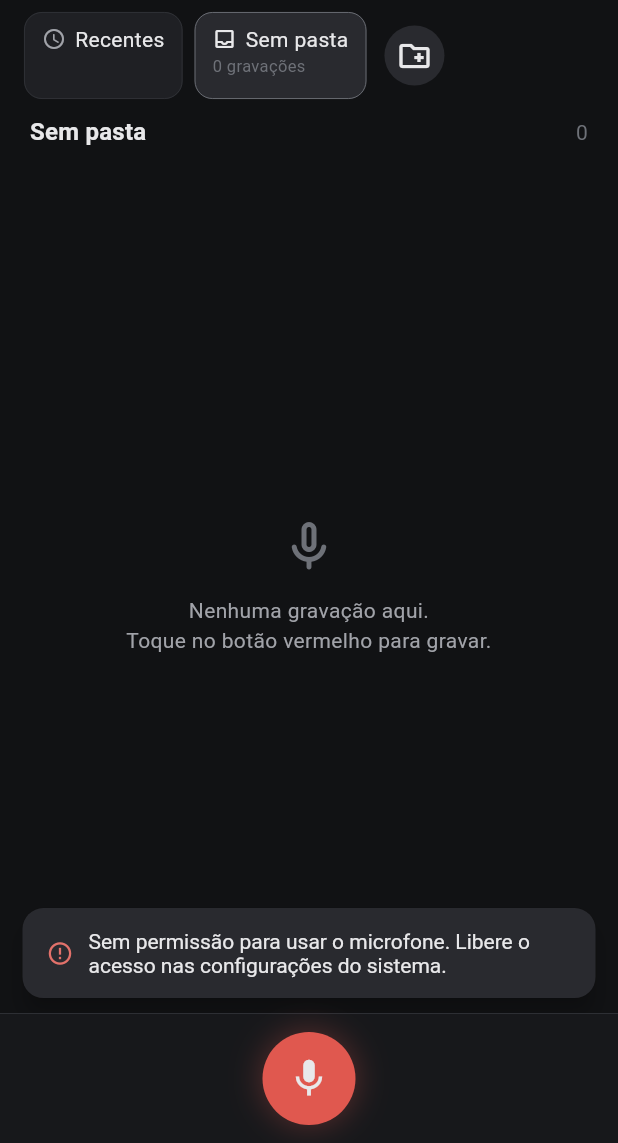
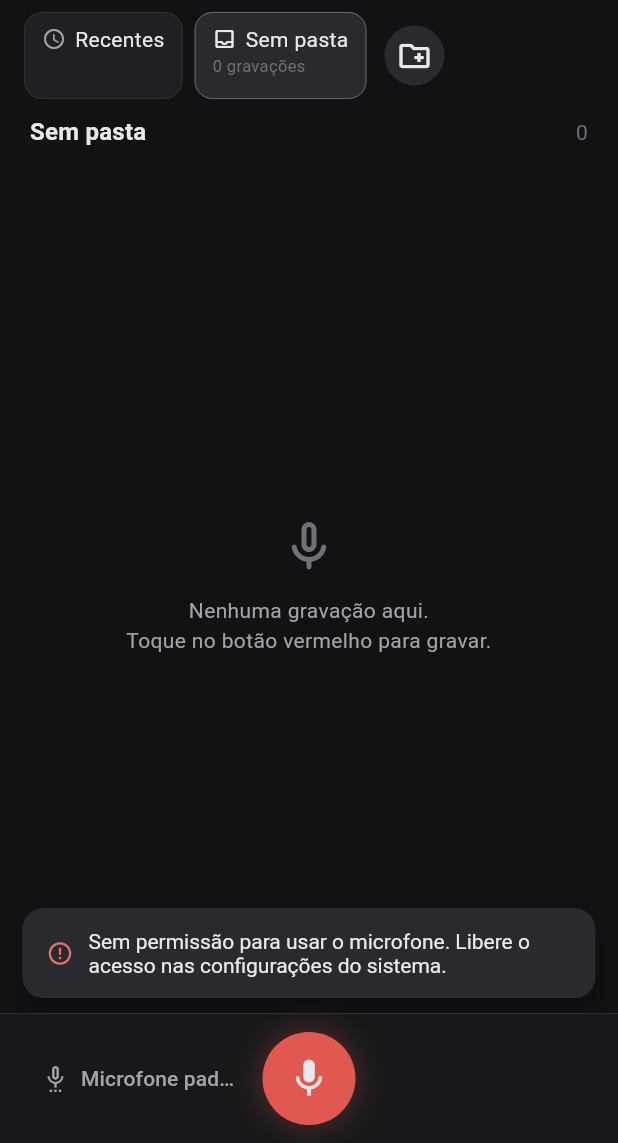
Before and after one commit to machntoshh/Voicelog, a Flutter app: the screen it shows after launch, after a tap on "Sem pasta", after a tap on the "mic" icon, on a phone screen of 412 x 824 dp, the part 93-1236 px from its top. Run offline on Flutter 3.47's test engine with Material 3 defaults, Android fonts, the phone set to English and light mode, and no system bars; our stand-ins replace audioplayers, share_plus; missing offline and left inert: audio_decoder, record, sherpa_onnx.

Commit message:
Windows grava do microfone padrão; seletor de microfone e aviso de silêncio (1.0.2)

```diff
--- a/lib/data/library_store.dart
+++ b/lib/data/library_store.dart
@@ -22,16 +22,28 @@ class SearchHit {
   final Duration? at;
 }
 
-class TranscriptionSettings {
+class AppSettings {
   /// Installed Whisper model id; null while transcription is off.
   String? modelId;
   bool autoTranscribe = false;
 
-  Map<String, Object?> toJson() => {'modelId': modelId, 'autoTranscribe': autoTranscribe};
+  /// Microphone chosen by the user; null means the system default.
+  /// The label is kept to name the device when it is unplugged.
+  String? inputDeviceId;
+  String? inputDeviceLabel;
+
+  Map<String, Object?> toJson() => {
+        'modelId': modelId,
+        'autoTranscribe': autoTranscribe,
+        'inputDeviceId': inputDeviceId,
+        'inputDeviceLabel': inputDeviceLabel,
+      };
 
   void readJson(Map<String, Object?>? j) {
     modelId = j?['modelId'] as String?;
     autoTranscribe = j?['autoTranscribe'] as bool? ?? false;
+    inputDeviceId = j?['inputDeviceId'] as String?;
+    inputDeviceLabel = j?['inputDeviceLabel'] as String?;
   }
 }
 
@@ -46,7 +58,7 @@ class LibraryStore extends ChangeNotifier {
   final Directory root;
   final List<Folder> folders = [];
   final List<Recording> recordings = [];
-  final transcription = TranscriptionSettings();
+  final settings = AppSettings();
 
   /// Recordings rescued by the last [load]; the UI reports it once.
   int recoveredOnLoad = 0;
@@ -80,7 +92,7 @@ class LibraryStore extends ChangeNotifier {
       if (data == null) continue;
       folders.addAll([for (final j in data['folders'] as List) Folder.fromJson(j as Map<String, Object?>)]);
       recordings.addAll([for (final j in data['recordings'] as List) Recording.fromJson(j as Map<String, Object?>)]);
-      transcription.readJson(data['settings'] as Map<String, Object?>?);
+      settings.readJson(data['settings'] as Map<String, Object?>?);
       break;
     }
 
@@ -175,7 +187,7 @@ class LibraryStore extends ChangeNotifier {
       'version': 1,
       'folders': [for (final f in folders) f.toJson()],
       'recordings': [for (final r in recordings) r.toJson()],
-      'settings': transcription.toJson(),
+      'settings': settings.toJson(),
     });
     final write = _pending.then((_) => _writeAtomically(data));
     _pending = write.catchError((Object _) {});
@@ -262,7 +274,15 @@ class LibraryStore extends ChangeNotifier {
 
   // ---------------------------------------------------------------- transcription
 
-  Future<void> saveTranscriptionSettings() => _persist();
+  Future<void> saveSettings() => _persist();
+
+  /// Remembers the microphone to record from; null id means system default.
+  Future<void> setInputDevice({String? id, String? label}) {
+    settings
+      ..inputDeviceId = id
+      ..inputDeviceLabel = id == null ? null : label;
+    return _persist();
+  }
 
   Future<void> setTranscriptStatus(Recording r, TranscriptStatus status, {String? error}) {
     r
--- a/lib/services/recorder_controller.dart
+++ b/lib/services/recorder_controller.dart
@@ -21,6 +21,11 @@ class RecordingResult {
 }
 
 const _minFreeBytes = 50 * 1024 * 1024;
+
+// Below -90 dBFS is digital silence; even a quiet room measures around -60.
+const _silenceDb = -90.0;
+// Amplitude arrives every 100 ms, so 30 samples is 3 seconds.
+const _silenceSamples = 30;
 const _waveformBars = 72;
 
 /// Records AAC/ADTS audio straight to disk. The app-wide instance outlives
@@ -54,6 +59,31 @@ class RecorderController extends ChangeNotifier {
   Duration get elapsed => _clock.elapsed;
   bool get isActive => phase != RecorderPhase.idle;
 
+  /// True while the microphone delivers digital silence, the signature of a
+  /// muted, disconnected or virtual device (not of a quiet room, which still
+  /// has some noise).
+  bool noSignal = false;
+  int _silentSamples = 0;
+
+  /// Microphones the user can pick from.
+  Future<List<InputDevice>> inputDevices() => _rec.listInputDevices();
+
+  /// The user's chosen microphone if it is connected, else the system
+  /// default recording device. Also returns a warning when the chosen one
+  /// is missing.
+  Future<(InputDevice?, String?)> _inputDevice() async {
+    final settings = store.settings;
+    String? warning;
+    if (settings.inputDeviceId case final id?) {
+      final match = (await inputDevices()).where((d) => d.id == id).firstOrNull;
+      if (match != null) return (match, null);
+      warning = 'O microfone "${settings.inputDeviceLabel ?? id}" não está conectado. '
+          'Gravando com o microfone padrão.';
+    }
+    final defaultId = await bridge.defaultInputDeviceId().catchError((Object _) => null);
+    return (defaultId == null ? null : InputDevice(id: defaultId, label: ''), warning);
+  }
+
   /// Starts recording. Returns a user-facing error message, or null.
   Future<String?> start() async {
     if (phase != RecorderPhase.idle) return null;
@@ -75,19 +105,24 @@ class RecorderController extends ChangeNotifier {
       _file = await store.audioFile(r).open(mode: FileMode.write);
       levels.clear();
       _peaks.clear();
+      noSignal = false;
+      _silentSamples = 0;
 
-      String? warning;
+      final warnings = <String>[];
       try {
         await bridge.startService();
       } on Object {
-        warning = 'Não foi possível manter a gravação em segundo plano. Mantenha o app aberto.';
+        warnings.add('Não foi possível manter a gravação em segundo plano. Mantenha o app aberto.');
       }
 
-      final stream = await _rec.startStream(const RecordConfig(
+      final (device, deviceWarning) = await _inputDevice();
+      if (deviceWarning != null) warnings.add(deviceWarning);
+      final stream = await _rec.startStream(RecordConfig(
         encoder: AudioEncoder.aacLc,
         sampleRate: 44100,
         numChannels: 1,
         bitRate: 64000,
+        device: device,
         audioInterruption: AudioInterruptionMode.pause,
       ));
       _streamDone = Completer();
@@ -100,7 +135,7 @@ class RecorderController extends ChangeNotifier {
         ..start();
       _ticker = Timer.periodic(const Duration(milliseconds: 250), (_) => notifyListeners());
       _setPhase(RecorderPhase.recording);
-      return warning;
+      return warnings.isEmpty ? null : warnings.join(' ');
     } on Object catch (e) {
       await _abortStart();
       return 'Não foi possível iniciar a gravação: $e';
@@ -126,6 +161,8 @@ class RecorderController extends ChangeNotifier {
 
   void _onAmplitude(Amplitude a) {
     if (phase != RecorderPhase.recording) return;
+    _silentSamples = a.current < _silenceDb ? _silentSamples + 1 : 0;
+    noSignal = _silentSamples >= _silenceSamples;
     final level = ((a.current + 50) / 50).clamp(0.0, 1.0);
     levels.add(level);
     if (levels.length > 120) levels.removeAt(0);
--- a/lib/ui/recorder_bar.dart
+++ b/lib/ui/recorder_bar.dart
@@ -4,6 +4,7 @@ import '../format.dart';
 import '../services/recorder_controller.dart';
 import 'app_scope.dart';
 import 'dialogs.dart';
+import 'mic_picker.dart';
 import 'theme.dart';
 import 'waveform.dart';
 
@@ -14,9 +15,11 @@ class RecorderBar extends StatelessWidget {
 
   @override
   Widget build(BuildContext context) {
-    final rec = AppScope.of(context).recorder;
+    final scope = AppScope.of(context);
+    final rec = scope.recorder;
     return ListenableBuilder(
-      listenable: rec,
+      // The store too, so the microphone label follows the user's choice.
+      listenable: Listenable.merge([rec, scope.store]),
       builder: (context, _) {
         final active = rec.phase == RecorderPhase.recording ||
             rec.phase == RecorderPhase.paused ||
@@ -53,8 +56,30 @@ class _IdleButton extends StatelessWidget {
   @override
   Widget build(BuildContext context) {
     final starting = rec.phase == RecorderPhase.starting;
+    final micLabel = AppScope.of(context).store.settings.inputDeviceLabel ?? 'Microfone padrão';
+    return Row(
+      key: const ValueKey('idle'),
+      children: [
+        Expanded(
+          child: Align(
+            alignment: Alignment.centerLeft,
+            heightFactor: 1,
+            child: TextButton.icon(
+              onPressed: starting ? null : () => showMicPicker(context),
+              icon: const Icon(Icons.settings_voice_outlined, size: 18),
+              label: Text(micLabel, maxLines: 1, overflow: TextOverflow.ellipsis),
+              style: TextButton.styleFrom(foregroundColor: VL.textDim),
+            ),
+          ),
+        ),
+        _recordButton(context, starting),
+        const Expanded(child: SizedBox()),
+      ],
+    );
+  }
+
+  Widget _recordButton(BuildContext context, bool starting) {
     return Center(
-      key: const ValueKey('idle'),
       heightFactor: 1,
       child: Semantics(
         button: true,
@@ -95,6 +120,12 @@ class _ActiveControls extends StatelessWidget {
   Widget build(BuildContext context) {
     final paused = rec.phase == RecorderPhase.paused;
     final stopping = rec.phase == RecorderPhase.stopping;
+    final silent = rec.noSignal && !paused;
+    final (status, statusColor) = paused
+        ? ('PAUSADO', VL.warning)
+        : silent
+            ? ('SEM SOM', VL.warning)
+            : ('GRAVANDO', VL.red);
     return SizedBox(
       key: const ValueKey('active'),
       height: 62,
@@ -105,9 +136,8 @@ class _ActiveControls extends StatelessWidget {
           mainAxisAlignment: MainAxisAlignment.center,
           crossAxisAlignment: CrossAxisAlignment.start,
           children: [
-            Text(paused ? 'PAUSADO' : 'GRAVANDO',
-                style: TextStyle(
-                    fontSize: 11, letterSpacing: 1.4, color: paused ? VL.warning : VL.red, fontWeight: FontWeight.w600)),
+            Text(status,
+                style: TextStyle(fontSize: 11, letterSpacing: 1.4, color: statusColor, fontWeight: FontWeight.w600)),
             Text(formatDuration(rec.elapsed),
                 style: const TextStyle(fontSize: 22, fontWeight: FontWeight.w500, fontFeatures: VL.tabular)),
           ],
@@ -116,7 +146,17 @@ class _ActiveControls extends StatelessWidget {
         Expanded(
           child: SizedBox(
             height: 40,
-            child: CustomPaint(
+            child: silent
+                ? const Align(
+                    alignment: Alignment.centerLeft,
+                    child: Text(
+                      'O microfone não está captando som. Confira o microfone escolhido.',
+                      maxLines: 2,
+                      overflow: TextOverflow.ellipsis,
+                      style: TextStyle(color: VL.warning, fontSize: 12.5, height: 1.25),
+                    ),
+                  )
+                : CustomPaint(
                     painter: WaveformPainter(
                       levels: rec.levels,
                       alignRight: true,
--- a/lib/ui/transcription_settings.dart
+++ b/lib/ui/transcription_settings.dart
@@ -89,7 +89,7 @@ class _TranscriptionSettingsState extends State<_TranscriptionSettings> {
       listenable: Listenable.merge([_service, _service.downloader]),
       builder: (context, _) {
         final active = _service.model?.id;
-        final settings = _service.store.transcription;
+        final settings = _service.store.settings;
         return AlertDialog(
           title: const Text('Transcrição'),
           content: SizedBox(
--- a/pubspec.yaml
+++ b/pubspec.yaml
@@ -16,7 +16,7 @@ publish_to: 'none' # Remove this line if you wish to publish to pub.dev
 # https://developer.apple.com/library/archive/documentation/General/Reference/InfoPlistKeyReference/Articles/CoreFoundationKeys.html
 # In Windows, build-name is used as the major, minor, and patch parts
 # of the product and file versions while build-number is used as the build suffix.
-version: 1.0.1+2
+version: 1.0.2+3
 
 environment:
   sdk: ^3.13.7
```
Also changed, not shown: lib/services/platform_bridge.dart (+10 -2 lines), lib/services/transcription_service.dart (+8 -8 lines), lib/ui/mic_picker.dart (added, +104 -0 lines), 6 other files. Lines whose indentation alone changed are shown as unchanged.
